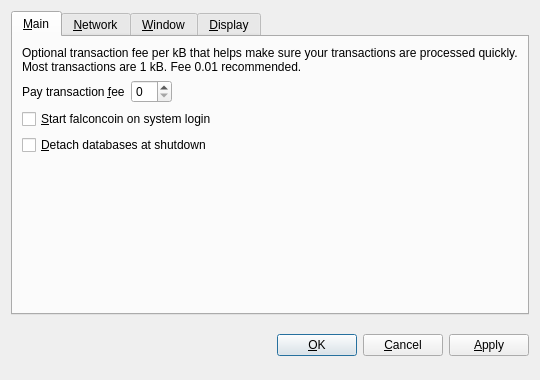
First picture: the form in src/qt/forms/optionsdialog.ui, repository poixninja/Vapecoin, before the edit.
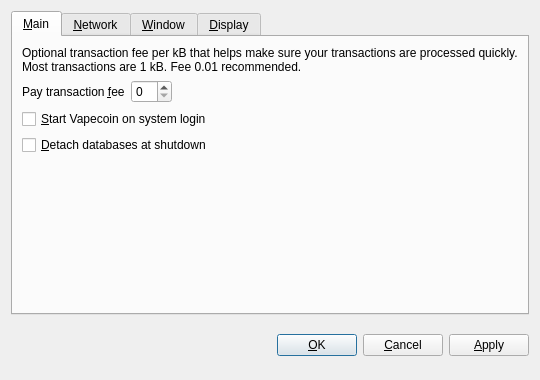
Second picture: the form after the edit. The open tabs and pages were chosen to show the change. Custom widgets are drawn as their Qt base class.

What changed in the file:
```diff
--- a/src/qt/forms/optionsdialog.ui
+++ b/src/qt/forms/optionsdialog.ui
@@ -82,7 +82,7 @@
           <string>Automatically start falconcoin after logging in to the system.</string>
          </property>
          <property name="text">
-          <string>&amp;Start falconcoin on system login</string>
+          <string>&amp;Start Vapecoin on system login</string>
          </property>
         </widget>
        </item>
```
Left out of the diff: 10 changed lines with no effect on the pictures.
